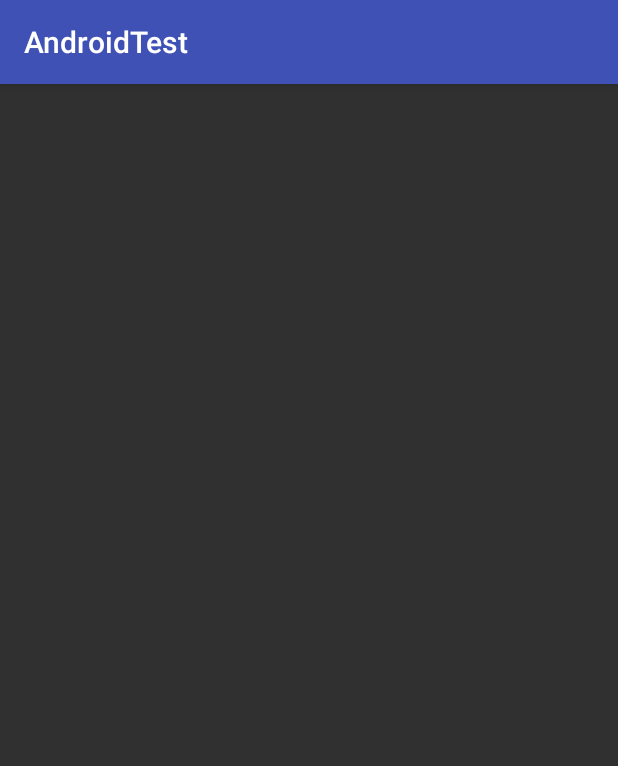
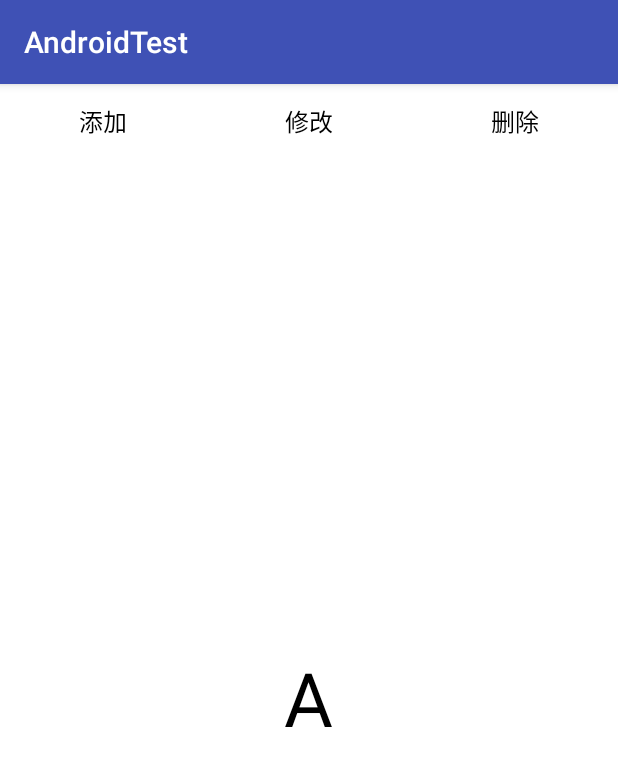
Before and after one commit to ADeveloperH/AndroidTest, an Android app: the screen it shows after launch (MainActivity), on a phone screen of 412 x 824 dp. Shown: the top 766 px of the screen. Run offline under Robolectric (Android 15) with nearby library versions, the light colour scheme and no system bars; our stand-ins replace ButterKnife.

Commit message:
Viewpager使用FragmentPagerAdapter动态删除增加Fragment功能完成

```diff
--- a/app/src/main/java/com/mobile/androidtest/MainActivity.java
+++ b/app/src/main/java/com/mobile/androidtest/MainActivity.java
@@ -1,13 +1,65 @@
 package com.mobile.androidtest;
 
+import android.os.Bundle;
+import android.support.v4.app.Fragment;
+import android.support.v4.view.ViewPager;
 import android.support.v7.app.AppCompatActivity;
-import android.os.Bundle;
+import android.view.View;
+import android.widget.Button;
+
+import com.mobile.androidtest.adapter.MainFragmentAdapter;
+import com.mobile.androidtest.fragment.SimpleTextFragment;
+
+import java.util.ArrayList;
+import java.util.List;
+
+import butterknife.BindView;
+import butterknife.ButterKnife;
+import butterknife.OnClick;
 
 public class MainActivity extends AppCompatActivity {
+
+    @BindView(R.id.viewpager)
+    ViewPager viewpager;
+    @BindView(R.id.btn_add)
+    Button btnAdd;
+    @BindView(R.id.btn_update)
+    Button btnUpdate;
+    @BindView(R.id.btn_delete)
+    Button btnDelete;
+    private MainFragmentAdapter fragmentAdapter;
 
     @Override
     protected void onCreate(Bundle savedInstanceState) {
         super.onCreate(savedInstanceState);
         setContentView(R.layout.activity_main);
+        ButterKnife.bind(this);
+
+        initData();
+    }
+
+    private void initData() {
+        List<Fragment> fragmentList = new ArrayList<>();
+        for (char i = 'A'; i < 'E'; i++) {
+            SimpleTextFragment fragment = SimpleTextFragment.newInstance(String.valueOf(i));
+            fragmentList.add(fragment);
+        }
+        fragmentAdapter = new MainFragmentAdapter(getSupportFragmentManager()
+                , fragmentList);
+        viewpager.setAdapter(fragmentAdapter);
+    }
+
+    @OnClick({R.id.btn_add, R.id.btn_update, R.id.btn_delete})
+    public void onClick(View view) {
+        switch (view.getId()) {
+            case R.id.btn_add:
+                fragmentAdapter.addFragment("E");
+                break;
+            case R.id.btn_update:
+                break;
+            case R.id.btn_delete:
+                fragmentAdapter.removeFragment();
+                break;
+        }
     }
 }
--- /dev/null
+++ b/app/src/main/java/com/mobile/androidtest/adapter/MainFragmentAdapter.java
@@ -0,0 +1,79 @@
+package com.mobile.androidtest.adapter;
+
+import android.support.v4.app.Fragment;
+import android.support.v4.app.FragmentManager;
+import android.support.v4.app.FragmentPagerAdapter;
+import android.util.Log;
+import android.view.ViewGroup;
+
+import com.mobile.androidtest.fragment.SimpleTextFragment;
+
+import java.util.List;
+
+/**
+ * author：hj
+ * time: 2017/7/2 0002 18:25
+ */
+
+
+public class MainFragmentAdapter extends FragmentPagerAdapter {
+    private String TAG = "hhh";
+    private String Name = "MainFragmentAdapter";
+    private final FragmentManager fm;
+    private final List<Fragment> fragmentList;
+
+    public MainFragmentAdapter(FragmentManager fm, List<Fragment> fragmentList) {
+        super(fm);
+        Log.d(TAG, Name + ":MainFragmentAdapter");
+        this.fm = fm;
+        this.fragmentList = fragmentList;
+    }
+
+    @Override
+    public Fragment getItem(int position) {
+        Log.d(TAG, Name + ":getItem:position:" + position);
+        return fragmentList.get(position);
+    }
+
+    @Override
+    public int getCount() {
+        Log.d(TAG, Name + ":getCount");
+        return fragmentList == null ? 0 : fragmentList.size();
+    }
+
+    @Override
+    public Object instantiateItem(ViewGroup container, int position) {
+        Log.d(TAG, Name + ":instantiateItem:container:" + container + ":position:" + position);
+        return super.instantiateItem(container, position);
+    }
+
+    @Override
+    public int getItemPosition(Object object) {
+        Log.d(TAG, Name + ":getItemPosition:object:" + object);
+//        return super.getItemPosition(object);
+        return POSITION_NONE;
+    }
+
+    @Override
+    public long getItemId(int position) {
+        // 获取当前数据的hashCode
+        int hashCode = fragmentList.get(position).hashCode();
+        Log.d(TAG, Name + ":getItemId:position:" + position);
+        return hashCode;
+//        return super.getItemId(position);
+    }
+
+    public void addFragment(String text) {
+        SimpleTextFragment fragment = SimpleTextFragment.newInstance(text);
+        fragmentList.add(0,fragment);
+        notifyDataSetChanged();
+    }
+
+
+
+    public void removeFragment() {
+        fragmentList.remove(0);
+        notifyDataSetChanged();
+    }
+
+}
--- /dev/null
+++ b/app/src/main/java/com/mobile/androidtest/fragment/BaseFragment.java
@@ -0,0 +1,91 @@
+package com.mobile.androidtest.fragment;
+
+import android.content.Context;
+import android.os.Bundle;
+import android.support.annotation.Nullable;
+import android.support.v4.app.Fragment;
+import android.util.Log;
+import android.view.LayoutInflater;
+import android.view.View;
+import android.view.ViewGroup;
+
+/**
+ * author：hj
+ * time: 2017/7/2 0002 18:20
+ */
+
+
+public class BaseFragment extends Fragment {
+    private String TAG = "hhh";
+    public String FragmentName = this.getClass().getSimpleName();
+
+    @Override
+    public void onAttach(Context context) {
+        super.onAttach(context);
+        Log.d(TAG, FragmentName + ":onAttach");
+    }
+
+    @Override
+    public void onCreate(@Nullable Bundle savedInstanceState) {
+        super.onCreate(savedInstanceState);
+        Log.d(TAG, FragmentName + ":onCreate");
+    }
+
+    @Nullable
+    @Override
+    public View onCreateView(LayoutInflater inflater, @Nullable ViewGroup container, @Nullable Bundle savedInstanceState) {
+        Log.d(TAG, FragmentName + ":onCreateView");
+        return super.onCreateView(inflater, container, savedInstanceState);
+    }
+
+
+    @Override
+    public void onActivityCreated(@Nullable Bundle savedInstanceState) {
+        super.onActivityCreated(savedInstanceState);
+        Log.d(TAG, FragmentName + ":onActivityCreated");
+    }
+
+
+    @Override
+    public void onStart() {
+        super.onStart();
+        Log.d(TAG, FragmentName + ":onStart");
+    }
+
+
+    @Override
+    public void onResume() {
+        super.onResume();
+        Log.d(TAG, FragmentName + ":onResume");
+    }
+
+    @Override
+    public void onPause() {
+        super.onPause();
+        Log.d(TAG, FragmentName + ":onPause");
+    }
+
+    @Override
+    public void onStop() {
+        super.onStop();
+        Log.d(TAG, FragmentName + ":onStop");
+    }
+
+    @Override
+    public void onDestroyView() {
+        super.onDestroyView();
+        Log.d(TAG, FragmentName + ":onDestroyView");
+    }
+
+    @Override
+    public void onDestroy() {
+        super.onDestroy();
+        Log.d(TAG, FragmentName + ":onDestroy");
+    }
+
+    @Override
+    public void onDetach() {
+        super.onDetach();
+        Log.d(TAG, FragmentName + ":onDetach");
+    }
+}
--- /dev/null
+++ b/app/src/main/java/com/mobile/androidtest/fragment/SimpleTextFragment.java
@@ -0,0 +1,50 @@
+package com.mobile.androidtest.fragment;
+
+import android.os.Bundle;
+import android.support.annotation.Nullable;
+import android.view.LayoutInflater;
+import android.view.View;
+import android.view.ViewGroup;
+import android.widget.TextView;
+
+import com.mobile.androidtest.R;
+
+import butterknife.BindView;
+import butterknife.ButterKnife;
+
+/**
+ * author：hj
+ * time: 2017/7/2 0002 18:43
+ */
+
+
+public class SimpleTextFragment extends BaseFragment {
+    @BindView(R.id.text)
+    TextView text;
+
+    public static SimpleTextFragment newInstance(String text) {
+        SimpleTextFragment fragment = new SimpleTextFragment();
+        Bundle bundle = new Bundle();
+        bundle.putString("text",text);
+        fragment.setArguments(bundle);
+        return fragment;
+    }
+
+    @Nullable
+    @Override
+    public View onCreateView(LayoutInflater inflater, @Nullable ViewGroup container, @Nullable Bundle savedInstanceState) {
+        super.onCreateView(inflater, container, savedInstanceState);
+        View rootView = inflater.inflate(R.layout.fragment_simple_txt, null);
+        ButterKnife.bind(this, rootView);
+        return rootView;
+    }
+
+    @Override
+    public void onActivityCreated(@Nullable Bundle savedInstanceState) {
+        super.onActivityCreated(savedInstanceState);
+        Bundle bundle = getArguments();
+        if (bundle != null) {
+            text.setText(bundle.getString("text"));
+        }
+    }
+}
--- a/app/src/main/res/layout/activity_main.xml
+++ b/app/src/main/res/layout/activity_main.xml
@@ -1,7 +1,46 @@
 <?xml version="1.0" encoding="utf-8"?>
-<LinearLayout xmlns:android="http://schemas.android.com/apk/res/android"
+<LinearLayout
+    xmlns:android="http://schemas.android.com/apk/res/android"
+    android:orientation="vertical"
     android:layout_width="match_parent"
     android:layout_height="match_parent">
+
+    <LinearLayout
+        android:layout_width="match_parent"
+        android:layout_height="50dp"
+        android:orientation="horizontal">
+
+        <Button
+            android:id="@+id/btn_add"
+            android:layout_width="0dp"
+            android:layout_height="match_parent"
+            android:layout_weight="1"
+            android:background="@color/white"
+            android:text="添加"
+            android:textColor="@color/black"
+            android:textSize="16dp" />
+
+        <Button
+            android:id="@+id/btn_update"
+            android:layout_width="0dp"
+            android:layout_height="match_parent"
+            android:layout_weight="1"
+            android:background="@color/white"
+            android:text="修改"
+            android:textColor="@color/black"
+            android:textSize="16dp" />
+
+        <Button
+            android:id="@+id/btn_delete"
+            android:layout_width="0dp"
+            android:layout_height="match_parent"
+            android:layout_weight="1"
+            android:background="@color/white"
+            android:text="删除"
+            android:textColor="@color/black"
+            android:textSize="16dp" />
+
+    </LinearLayout>
 
     <android.support.v4.view.ViewPager
         android:id="@+id/viewpager"
--- /dev/null
+++ b/app/src/main/res/layout/fragment_simple_txt.xml
@@ -0,0 +1,16 @@
+<?xml version="1.0" encoding="utf-8"?>
+<LinearLayout xmlns:android="http://schemas.android.com/apk/res/android"
+    android:layout_width="match_parent"
+    android:layout_height="match_parent"
+    android:background="@color/white"
+    android:gravity="center"
+    android:orientation="vertical">
+
+    <TextView
+        android:id="@+id/text"
+        android:layout_width="wrap_content"
+        android:layout_height="wrap_content"
+        android:text="A"
+        android:textColor="@color/black"
+        android:textSize="50dp" />
+</LinearLayout>
--- a/app/src/main/res/values/colors.xml
+++ b/app/src/main/res/values/colors.xml
@@ -3,4 +3,6 @@
     <color name="colorPrimary">#3F51B5</color>
     <color name="colorPrimaryDark">#303F9F</color>
     <color name="colorAccent">#FF4081</color>
+    <color name="white">#FFFFFF</color>
+    <color name="black">#000000</color>
 </resources>
```
